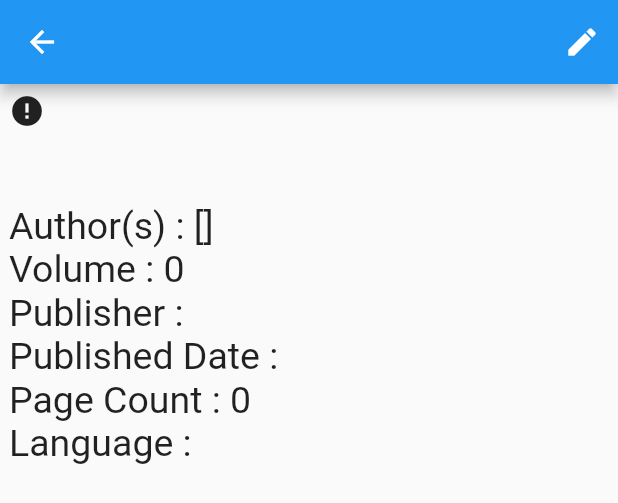
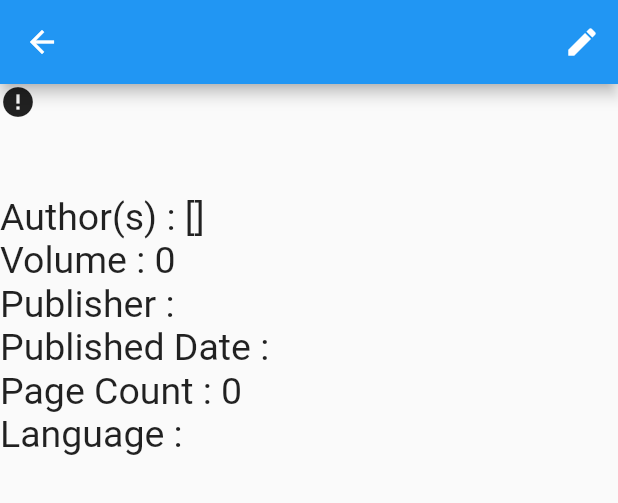
Before and after one commit to LolnationCH/Inventory-Keeper, a Flutter app: the BookContainer widget shown alone on an empty page, opened directly with empty values, after a tap on the "error" icon, on a phone screen of 412 x 824 dp. Shown: the top 503 px of the screen. Run offline on Flutter 3.47's test engine with Material 2 defaults, Android fonts, the light colour scheme and no system bars; drawn by our look-alikes of cached_network_image; missing offline and left inert: qr_mobile_vision; network calls fail; project files that could hold a hidden picture were left out.

Commit message:
Fixing catalog ugly proportions

```diff
--- a/lib/view/bookContainer.dart
+++ b/lib/view/bookContainer.dart
@@ -11,7 +11,7 @@ class BookContainer extends StatelessWidget{
   @override
   Widget build(BuildContext context) {
     return FlatButton(
-      padding: EdgeInsets.all(8),
+      padding: EdgeInsets.all(4),
       child:
         CachedNetworkImage(
           imageUrl: info.thumbnail,
--- a/lib/view/bookWidget.dart
+++ b/lib/view/bookWidget.dart
@@ -90,7 +90,6 @@ class BookWidget extends StatelessWidget
       appBar: getAppBar(context),
       body: SingleChildScrollView(
         child: Container(
-          margin: EdgeInsets.all(6),
           child: Column(
             children:<Widget>[
               Row(
@@ -100,7 +99,6 @@ class BookWidget extends StatelessWidget
                   getBookImage(),
                   Expanded(
                     child:Container(
-                      margin: EdgeInsets.only(left: 6),
                       child:Column( children: getImportantInfo())
                     )
                   )
--- a/lib/view/catalog.dart
+++ b/lib/view/catalog.dart
@@ -98,7 +98,10 @@ class _CatalogWidget extends State<CatalogWidget>
       body: OrientationBuilder(
       builder: (context, orientation) {
         return GridView.count(
-          crossAxisCount: orientation == Orientation.portrait ? 2 : 5,
+          crossAxisCount: orientation == Orientation.portrait ? 3 : 7,
+          childAspectRatio: 0.80,
+          mainAxisSpacing: 0,
+          crossAxisSpacing: 0,
           children: _booksContainer
           );
       }),
```
